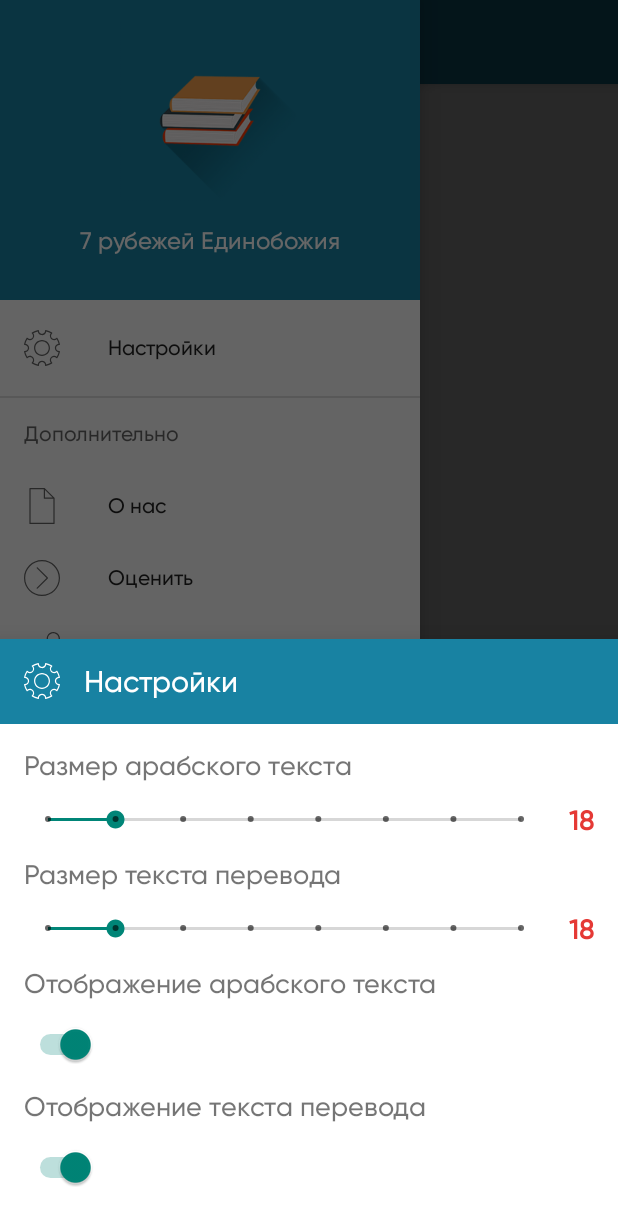
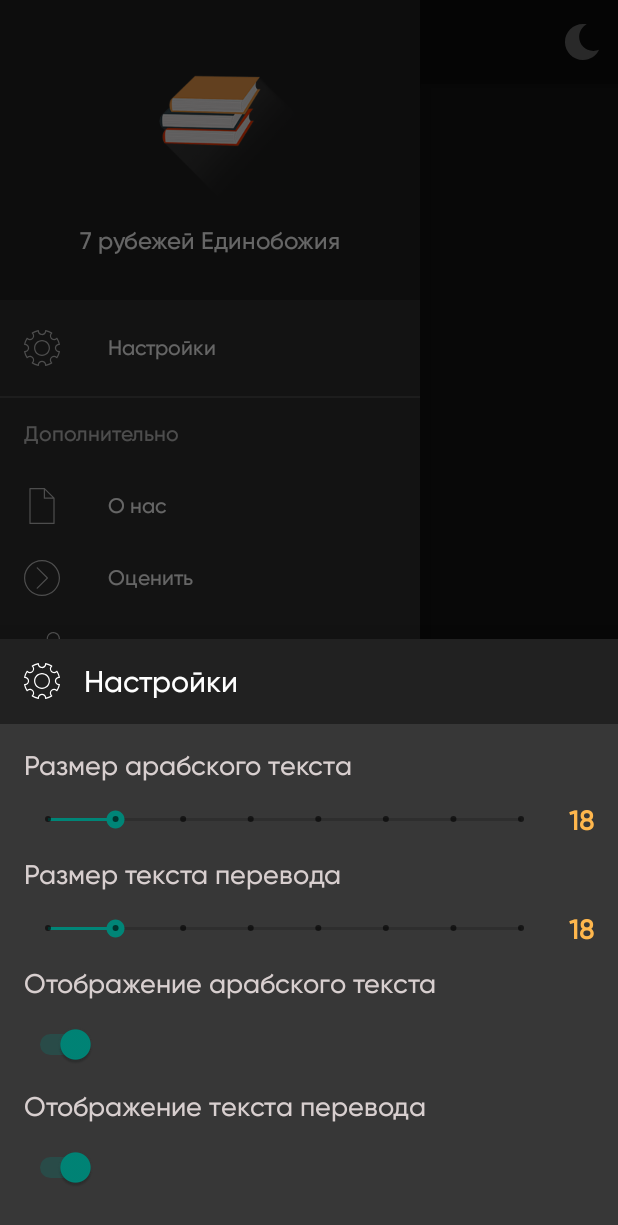
Before and after one commit to JMApps/Fundamentals, an Android app: the fragment SettingsBottomSheet placed in its activity, with the side drawer open, on a phone screen of 412 x 824 dp. Shown: the top 1225 px of the screen. Run offline under Robolectric (Android 15) with nearby library versions, the phone set to English and light mode, and no system bars; our stand-ins replace data binding; 4 statements that could not run were skipped.

Commit message:
Added night mode

```diff
--- a/app/src/main/kotlin/jmapps/fundamentals/mvp/other/OtherContract.kt
+++ b/app/src/main/kotlin/jmapps/fundamentals/mvp/other/OtherContract.kt
@@ -3,20 +3,17 @@ package jmapps.fundamentals.mvp.other
 interface OtherContract {
 
     interface OtherView {
-
         fun showSettings()
-
         fun showAboutUs()
+        fun getNightMode(state: Boolean)
+        fun isNightMode(state: Boolean)
     }
 
     interface OtherPresenter {
-
         fun getSettings()
-
         fun getAboutUs()
-
+        fun setNightMode(state: Boolean)
         fun shareLink()
-
         fun rateApp()
     }
 }
--- a/app/src/main/kotlin/jmapps/fundamentals/mvp/other/OtherPresenterImpl.kt
+++ b/app/src/main/kotlin/jmapps/fundamentals/mvp/other/OtherPresenterImpl.kt
@@ -20,6 +20,11 @@ class OtherPresenterImpl(
         otherView?.showAboutUs()
     }
 
+    override fun setNightMode(state: Boolean) {
+        otherView?.getNightMode(state)
+        otherView?.isNightMode(state)
+    }
+
     override fun shareLink() {
         val shareLink = Intent(Intent.ACTION_SEND)
         shareLink.type = "text/plain"
--- a/app/src/main/kotlin/jmapps/fundamentals/ui/activities/MainActivity.kt
+++ b/app/src/main/kotlin/jmapps/fundamentals/ui/activities/MainActivity.kt
@@ -1,15 +1,18 @@
 package jmapps.fundamentals.ui.activities
 
+import android.annotation.SuppressLint
 import android.content.Intent
+import android.content.SharedPreferences
 import android.database.sqlite.SQLiteDatabase
 import android.os.Bundle
 import android.view.Menu
 import android.view.MenuItem
 import androidx.appcompat.app.ActionBarDrawerToggle
 import androidx.appcompat.app.AppCompatActivity
-import androidx.appcompat.view.menu.MenuView
+import androidx.appcompat.app.AppCompatDelegate
 import androidx.core.view.GravityCompat
 import androidx.databinding.DataBindingUtil
+import androidx.preference.PreferenceManager
 import androidx.recyclerview.widget.LinearLayoutManager
 import com.google.android.material.navigation.NavigationView
 import jmapps.fundamentals.R
@@ -23,10 +26,14 @@ import jmapps.fundamentals.ui.fragment.AboutUsBottomSheet
 import jmapps.fundamentals.ui.fragment.SettingsBottomSheet
 import jmapps.fundamentals.ui.model.Books
 
+
 class MainActivity : AppCompatActivity(), NavigationView.OnNavigationItemSelectedListener,
     BookListAdapter.OnItemBookClick, OtherContract.OtherView {
 
     private lateinit var binding: ActivityMainBinding
+
+    private lateinit var preferences: SharedPreferences
+    private lateinit var editor: SharedPreferences.Editor
 
     private var database: SQLiteDatabase? = null
     private lateinit var otherPresenterImpl: OtherPresenterImpl
@@ -34,17 +41,25 @@ class MainActivity : AppCompatActivity(), NavigationView.OnNavigationItemSelecte
     private lateinit var bookList: MutableList<Books>
     private lateinit var bookListAdapter: BookListAdapter
 
-    private lateinit var nightModeState: MenuView.ItemView
+    private var valNightMode: Boolean = false
+    private lateinit var nightModeItem: MenuItem
 
+    @SuppressLint("CommitPrefEdits")
     override fun onCreate(savedInstanceState: Bundle?) {
         super.onCreate(savedInstanceState)
         binding = DataBindingUtil.setContentView(this, R.layout.activity_main)
         setSupportActionBar(binding.appBarMain.toolbar)
 
+        preferences = PreferenceManager.getDefaultSharedPreferences(this)
+        editor = preferences.edit()
+
+        otherPresenterImpl = OtherPresenterImpl(this, this)
+
+        valNightMode = preferences.getBoolean("key_night_mode", false)
+        isNightMode(valNightMode)
+
         database = SQLiteOpenHelper(this).readableDatabase
         bookList = BookList(this).getBookList
-
-        otherPresenterImpl = OtherPresenterImpl(this, this)
 
         val verticalLayout = LinearLayoutManager(this)
         binding.appBarMain.mainContent.rvMainBooks.layoutManager = verticalLayout
@@ -76,13 +91,15 @@ class MainActivity : AppCompatActivity(), NavigationView.OnNavigationItemSelecte
 
     override fun onCreateOptionsMenu(menu: Menu): Boolean {
         menuInflater.inflate(R.menu.main, menu)
+        nightModeItem = menu.findItem(R.id.action_night_mode)
+        nightModeItem.isChecked = valNightMode
         return true
     }
 
     override fun onOptionsItemSelected(item: MenuItem): Boolean {
         when (item.itemId) {
-
             R.id.action_night_mode -> {
+                otherPresenterImpl.setNightMode(!nightModeItem.isChecked)
             }
         }
         return super.onOptionsItemSelected(item)
@@ -118,6 +135,19 @@ class MainActivity : AppCompatActivity(), NavigationView.OnNavigationItemSelecte
         aboutUs.show(supportFragmentManager, AboutUsBottomSheet.aboutUsTag)
     }
 
+    override fun getNightMode(state: Boolean) {
+        isNightMode(state)
+        editor.putBoolean("key_night_mode", state).apply()
+    }
+
+    override fun isNightMode(state: Boolean) {
+        if (state) {
+            AppCompatDelegate.setDefaultNightMode(AppCompatDelegate.MODE_NIGHT_YES)
+        } else {
+            AppCompatDelegate.setDefaultNightMode(AppCompatDelegate.MODE_NIGHT_NO)
+        }
+    }
+
     override fun onDestroy() {
         super.onDestroy()
         database?.close()
--- a/app/src/main/res/drawable/splash_background.xml
+++ b/app/src/main/res/drawable/splash_background.xml
@@ -1,6 +1,6 @@
 <?xml version="1.0" encoding="utf-8"?>
 <layer-list xmlns:android="http://schemas.android.com/apk/res/android">
-    <item android:drawable="@color/colorMain" />
+    <item android:drawable="@color/ic_launcher_background" />
     <item>
         <bitmap
             android:gravity="center_horizontal|center_vertical"
--- a/app/src/main/res/layout/bottom_sheet_about_us.xml
+++ b/app/src/main/res/layout/bottom_sheet_about_us.xml
@@ -28,6 +28,7 @@
         android:autoLink="all"
         android:padding="16dp"
         android:text="@string/about_us_text"
+        android:textColor="@color/main"
         android:textColorLink="@color/colorAccent"
         android:textSize="16sp"
         app:layout_constraintBottom_toBottomOf="parent"
--- a/app/src/main/res/layout/bottom_sheet_settings.xml
+++ b/app/src/main/res/layout/bottom_sheet_settings.xml
@@ -34,6 +34,7 @@
             android:layout_marginTop="16dp"
             android:layout_marginEnd="16dp"
             android:text="@string/action_arabic_text_size"
+            android:textColor="@color/main"
             android:textSize="18sp"
             app:layout_constraintEnd_toEndOf="parent"
             app:layout_constraintStart_toStartOf="parent"
@@ -72,6 +73,7 @@
             android:layout_marginTop="16dp"
             android:layout_marginEnd="16dp"
             android:text="@string/action_translation_text_size"
+            android:textColor="@color/main"
             android:textSize="18sp"
             app:layout_constraintEnd_toEndOf="parent"
             app:layout_constraintStart_toStartOf="parent"
@@ -110,6 +112,7 @@
             android:layout_marginTop="16dp"
             android:layout_marginEnd="16dp"
             android:text="@string/action_show_text_arabic"
+            android:textColor="@color/main"
             android:textSize="18sp"
             app:layout_constraintEnd_toEndOf="parent"
             app:layout_constraintStart_toStartOf="parent"
@@ -132,6 +135,7 @@
             android:layout_marginTop="16dp"
             android:layout_marginEnd="16dp"
             android:text="@string/action_show_text_translation"
+            android:textColor="@color/main"
             android:textSize="18sp"
             app:layout_constraintEnd_toEndOf="parent"
             app:layout_constraintStart_toStartOf="parent"
--- a/app/src/main/res/layout/fragment_main.xml
+++ b/app/src/main/res/layout/fragment_main.xml
@@ -35,6 +35,8 @@
                     android:layout_width="match_parent"
                     android:layout_height="match_parent"
                     android:padding="12dp"
+                    android:textColor="@color/main"
+                    android:textIsSelectable="true"
                     android:textSize="18sp" />
 
                 <TextView
@@ -42,7 +44,8 @@
                     android:layout_width="match_parent"
                     android:layout_height="match_parent"
                     android:padding="12dp"
-                    android:textColor="@color/black"
+                    android:textColor="@color/main"
+                    android:textIsSelectable="true"
                     android:textSize="18sp" />
             </LinearLayout>
         </androidx.core.widget.NestedScrollView>
--- a/app/src/main/res/layout/item_book.xml
+++ b/app/src/main/res/layout/item_book.xml
@@ -37,7 +37,7 @@
             android:id="@+id/tvBookName"
             android:layout_width="wrap_content"
             android:layout_height="wrap_content"
-            android:textColor="@color/colorMain"
+            android:textColor="@color/itemBookColor"
             android:textSize="20sp"
             tools:text="3 основы" />
     </LinearLayout>
--- a/app/src/main/res/layout/item_chapter.xml
+++ b/app/src/main/res/layout/item_chapter.xml
@@ -20,6 +20,7 @@
             android:layout_width="wrap_content"
             android:layout_height="wrap_content"
             android:layout_marginEnd="16dp"
+            android:textColor="@color/colorAccent"
             android:textSize="18sp"
             tools:text="1" />
 
@@ -28,7 +29,7 @@
             android:layout_width="0dp"
             android:layout_height="wrap_content"
             android:layout_weight="1"
-            android:textColor="@color/black"
+            android:textColor="@color/main"
             android:textSize="18sp"
             tools:text="3 основы" />
     </LinearLayout>
--- a/app/src/main/res/menu/main.xml
+++ b/app/src/main/res/menu/main.xml
@@ -4,8 +4,8 @@
 
     <item
         android:id="@+id/action_night_mode"
+        android:checkable="true"
         android:icon="@drawable/ic_night"
         android:title="@string/action_night_mode"
-        android:visible="false"
         app:showAsAction="always" />
 </menu>
--- a/app/src/main/res/values-night/colors.xml
+++ b/app/src/main/res/values-night/colors.xml
@@ -1,9 +1,10 @@
 <?xml version="1.0" encoding="utf-8"?>
 <resources>
-    <color name="colorPrimary">#1882A2</color>
-    <color name="colorPrimaryDark">#1882A2</color>
-    <color name="colorAccent">#D81B60</color>
+    <color name="colorPrimary">#212121</color>
+    <color name="colorPrimaryDark">#212121</color>
+    <color name="colorAccent">#FFB74D</color>
 
-    <color name="colorMain">#1882A2</color>
-    <color name="white">#FFFFFF</color>
+    <color name="main">#D8CFCF</color>
+    <color name="colorBackground">#373737</color>
+    <color name="itemBookColor">#4DD0E1</color>
 </resources>
--- a/app/src/main/res/values-night/styles.xml
+++ b/app/src/main/res/values-night/styles.xml
@@ -16,12 +16,7 @@
 
     <style name="BottomSheetStyleFull" parent="Theme.Design.Light.BottomSheetDialog">
         <item name="bottomSheetStyle">@style/BottomSheetStyle</item>
-    </style>
-
-    <style name="BottomSheetStyleAdjust" parent="Theme.Design.Light.BottomSheetDialog">
-        <item name="android:windowIsFloating">false</item>
-        <item name="android:statusBarColor">@android:color/transparent</item>
-        <item name="bottomSheetStyle">@style/BottomSheetStyle</item>
+        <item name="android:colorBackground">@color/colorBackground</item>
     </style>
 
     <style name="BottomSheetStyle" parent="Widget.Design.BottomSheet.Modal">
--- a/app/src/main/res/values/colors.xml
+++ b/app/src/main/res/values/colors.xml
@@ -4,8 +4,10 @@
     <color name="colorPrimaryDark">#1882A2</color>
     <color name="colorAccent">#E53935</color>
 
-    <color name="colorMain">#1882A2</color>
+    <color name="main">#2F2F2F</color>
     <color name="white">#FFFFFF</color>
     <color name="black">#2E2E2E</color>
     <color name="silver">#DEDEDE</color>
+    <color name="colorBackground">#FFFFFF</color>
+    <color name="itemBookColor">#00838F</color>
 </resources>
--- a/app/src/main/res/values/styles.xml
+++ b/app/src/main/res/values/styles.xml
@@ -16,12 +16,7 @@
 
     <style name="BottomSheetStyleFull" parent="Theme.Design.Light.BottomSheetDialog">
         <item name="bottomSheetStyle">@style/BottomSheetStyle</item>
-    </style>
-
-    <style name="BottomSheetStyleAdjust" parent="Theme.Design.Light.BottomSheetDialog">
-        <item name="android:windowIsFloating">false</item>
-        <item name="android:statusBarColor">@android:color/transparent</item>
-        <item name="bottomSheetStyle">@style/BottomSheetStyle</item>
+        <item name="android:colorBackground">@color/colorBackground</item>
     </style>
 
     <style name="BottomSheetStyle" parent="Widget.Design.BottomSheet.Modal">
```
Also changed, not shown: app/src/main/res/drawable-night/progress_color.xml (added, +10 -0 lines), app/src/main/res/drawable-night/ic_launcher.png (added), app/src/main/res/drawable/ic_launcher.png.
